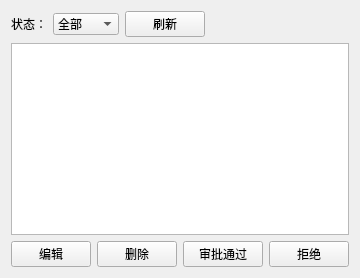
Above: src/views/system/usermanager.ui from brovast/CDSimulation before the change. Below: the same form after it.
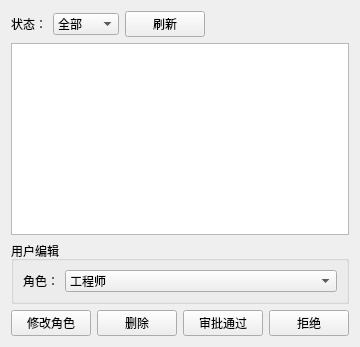
That is the form after the change.

Diff of the .ui file:
```diff
--- a/src/views/system/usermanager.ui
+++ b/src/views/system/usermanager.ui
@@ -68,12 +68,42 @@
      </property>
     </widget>
    </item>
+   <item>
+    <widget class="QGroupBox" name="groupBoxEdit">
+     <property name="title">
+      <string>用户编辑</string>
+     </property>
+     <layout class="QFormLayout" name="formLayout">
+      <item row="0" column="0">
+       <widget class="QLabel" name="labelRole">
+        <property name="text">
+         <string>角色：</string>
+        </property>
+       </widget>
+      </item>
+      <item row="0" column="1">
+       <widget class="QComboBox" name="comboBoxRole">
+        <item>
+         <property name="text">
+          <string>工程师</string>
+         </property>
+        </item>
+        <item>
+         <property name="text">
+          <string>管理员</string>
+         </property>
+        </item>
+       </widget>
+      </item>
+     </layout>
+    </widget>
+   </item>
    <item>
     <layout class="QHBoxLayout" name="horizontalLayout_2">
      <item>
       <widget class="QPushButton" name="btnEdit">
        <property name="text">
-        <string>编辑</string>
+        <string>修改角色</string>
        </property>
       </widget>
      </item>
```
